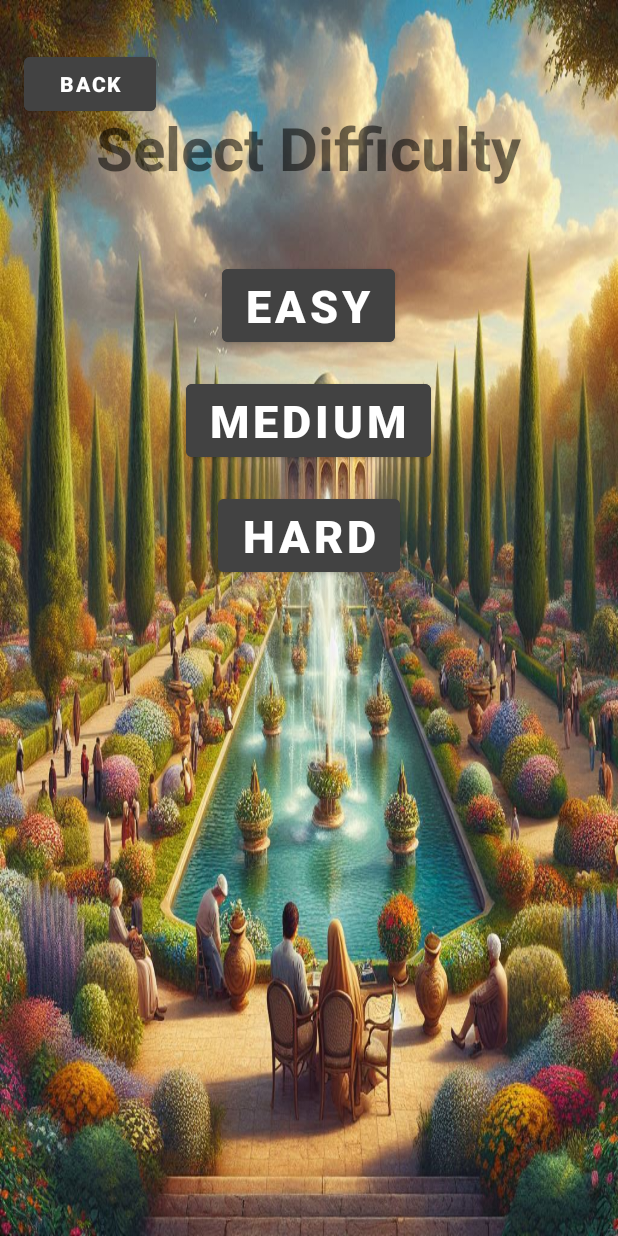
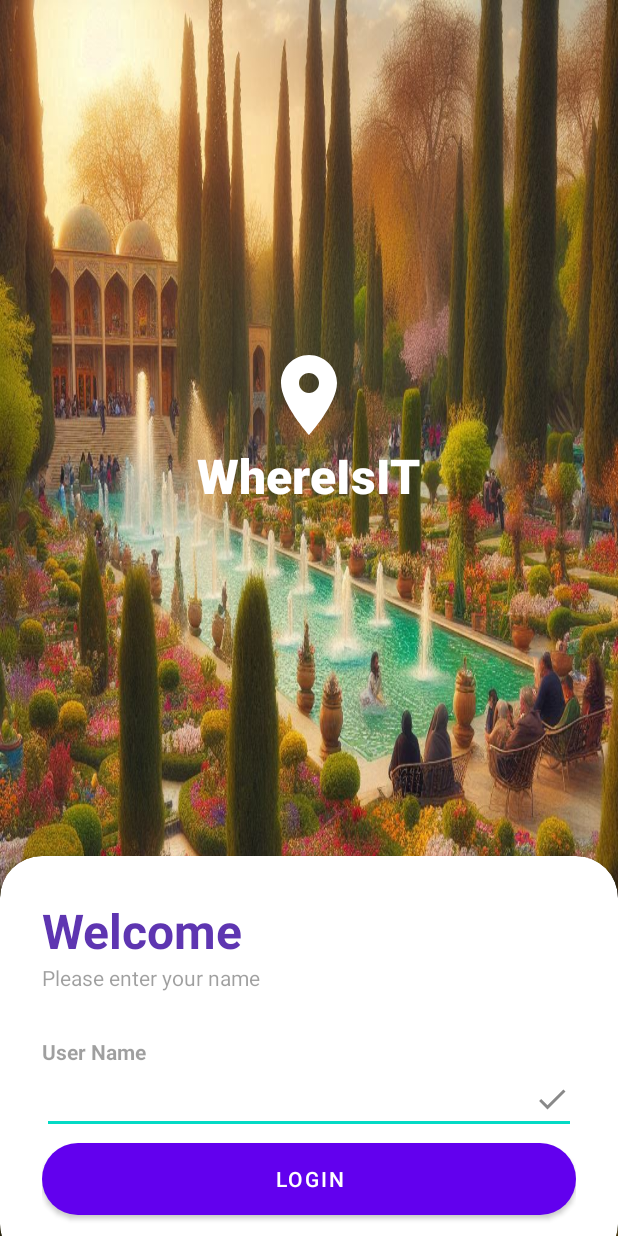
Before and after one commit to seroh27/InjaKojast, an Android app: the screen it shows after launch (DifficultyActivity before the commit, LoginPage after it), on a phone screen of 412 x 824 dp. Run offline under Robolectric (Android 15) with nearby library versions, the phone set to English and light mode, and no system bars.

Commit message:
added database to save users

```diff
--- a/app/src/main/AndroidManifest.xml
+++ b/app/src/main/AndroidManifest.xml
@@ -13,7 +13,7 @@
         android:theme="@style/Theme.WhereIsThis"
         tools:targetApi="31">
         <activity
-            android:name=".DifficultyActivity"
+            android:name=".LoginPage"
             android:exported="true">
             <intent-filter>
                 <action android:name="android.intent.action.MAIN" />
@@ -29,6 +29,10 @@
             android:name=".ShowImageActivity"
             android:exported="true">
         </activity>
+        <activity
+            android:name=".DifficultyActivity"
+            android:exported="true">
+        </activity>
     </application>
 
 </manifest>
--- /dev/null
+++ b/app/src/main/java/com/example/whereisthis/LoginPage.java
@@ -0,0 +1,58 @@
+package com.example.whereisthis;
+
+import android.annotation.SuppressLint;
+import android.app.Activity;
+import android.content.Context;
+import android.content.Intent;
+import android.content.SharedPreferences;
+import android.database.Cursor;
+import android.os.Bundle;
+import android.preference.PreferenceManager;
+import android.view.View;
+import android.widget.Button;
+import android.widget.EditText;
+import android.widget.Toast;
+
+import androidx.annotation.Nullable;
+
+public class LoginPage extends Activity {
+
+    private EditText editTextUsername;
+    private Button buttonLogin;
+    private DatabaseHelper databaseHelper;
+
+    @SuppressLint("MissingInflatedId")
+    @Override
+    protected void onCreate(@Nullable Bundle savedInstanceState) {
+        super.onCreate(savedInstanceState);
+        setContentView(R.layout.login_page);
+
+        editTextUsername = findViewById(R.id.editTextUsername);
+        buttonLogin = findViewById(R.id.buttonLogin);
+        databaseHelper = new DatabaseHelper(this);
+
+        buttonLogin.setOnClickListener(new View.OnClickListener() {
+            @Override
+            public void onClick(View v) {
+                String username = editTextUsername.getText().toString().trim();
+                saveUserName(username);
+                boolean insertedToDb = databaseHelper.addUser(username, 0); // 0 is the initial score
+                if (insertedToDb) {
+                    Toast.makeText(LoginPage.this, "Username saved to database", Toast.LENGTH_SHORT).show();
+                } else {
+                    Toast.makeText(LoginPage.this, "Failed to save username to database", Toast.LENGTH_SHORT).show();
+                }
+                Intent intent = new Intent(LoginPage.this, DifficultyActivity.class);
+                startActivity(intent);
+                finish();
+            }
+        });
+    }
+
+    private void saveUserName(String userName) {
+        SharedPreferences sharedPref = getSharedPreferences("WhereIsThis", Context.MODE_PRIVATE);
+        SharedPreferences.Editor editor = sharedPref.edit();
+        editor.putString("USERNAME", userName);
+        editor.apply();
+    }
+}
--- a/app/src/main/java/com/example/whereisthis/ShowImageActivity.java
+++ b/app/src/main/java/com/example/whereisthis/ShowImageActivity.java
@@ -38,7 +38,7 @@ public class ShowImageActivity extends Activity {
             imageIndex = Integer.parseInt(getImageIndex());
             Log.e("Index",String.valueOf(imageIndex));
         } else {
-            String[] cities = {"tehran", "fars", "isfahan"};
+            String[] cities = {"Tehran", "Fars", "Isfahan"};
             int[] indices = {1,2};
             Random random = new Random();
             cityName = cities[random.nextInt(cities.length)];
--- /dev/null
+++ b/app/src/main/res/drawable/done_icon.xml
@@ -0,0 +1,5 @@
+<vector android:height="24dp" android:tint="#898989"
+    android:viewportHeight="24" android:viewportWidth="24"
+    android:width="24dp" xmlns:android="http://schemas.android.com/apk/res/android">
+    <path android:fillColor="@android:color/white" android:pathData="M9,16.2L4.8,12l-1.4,1.4L9,19 21,7l-1.4,-1.4L9,16.2z"/>
+</vector>
--- /dev/null
+++ b/app/src/main/res/drawable/location_icon.xml
@@ -0,0 +1,5 @@
+<vector android:height="64dp" android:tint="#FFFFFF"
+    android:viewportHeight="24" android:viewportWidth="24"
+    android:width="64dp" xmlns:android="http://schemas.android.com/apk/res/android">
+    <path android:fillColor="@android:color/white" android:pathData="M12,2C8.13,2 5,5.13 5,9c0,5.25 7,13 7,13s7,-7.75 7,-13c0,-3.87 -3.13,-7 -7,-7zM12,11.5c-1.38,0 -2.5,-1.12 -2.5,-2.5s1.12,-2.5 2.5,-2.5 2.5,1.12 2.5,2.5 -1.12,2.5 -2.5,2.5z"/>
+</vector>
--- /dev/null
+++ b/app/src/main/res/drawable/password_icon.xml
@@ -0,0 +1,5 @@
+<vector android:height="24dp" android:tint="#898989"
+    android:viewportHeight="24" android:viewportWidth="24"
+    android:width="24dp" xmlns:android="http://schemas.android.com/apk/res/android">
+    <path android:fillColor="@android:color/white" android:pathData="M12,4.5C7,4.5 2.73,7.61 1,12c1.73,4.39 6,7.5 11,7.5s9.27,-3.11 11,-7.5c-1.73,-4.39 -6,-7.5 -11,-7.5zM12,17c-2.76,0 -5,-2.24 -5,-5s2.24,-5 5,-5 5,2.24 5,5 -2.24,5 -5,5zM12,9c-1.66,0 -3,1.34 -3,3s1.34,3 3,3 3,-1.34 3,-3 -1.34,-3 -3,-3z"/>
+</vector>
--- a/app/src/main/res/layout/activity_select_diff.xml
+++ b/app/src/main/res/layout/activity_select_diff.xml
@@ -2,42 +2,60 @@
 <RelativeLayout xmlns:android="http://schemas.android.com/apk/res/android"
     android:layout_width="match_parent"
     android:layout_height="match_parent"
+    xmlns:app="http://schemas.android.com/apk/res-auto"
     android:background="@drawable/background_2"
     android:padding="16dp">
 
-    <TextView
-        android:id="@+id/titleTextView"
-        android:layout_width="wrap_content"
+
+    <androidx.cardview.widget.CardView
+        android:layout_width="match_parent"
+        android:paddingStart="20dp"
         android:layout_height="wrap_content"
-        android:text="Select Difficulty"
-        android:textSize="40sp"
-        android:textStyle="bold"
-        android:layout_marginTop="55dp"
-        android:layout_centerHorizontal="true"
-        android:layout_marginBottom="32dp" />
+        android:layout_alignParentTop="true"
+        app:cardCornerRadius="28dp"
+        android:padding="70dp"
+        android:layout_centerInParent="true"
+        android:layout_marginTop="60dp"
+        android:layout_marginLeft="70dp"
+        android:layout_marginRight="80dp"
+
+        android:id="@+id/card_view"
+        >
+        <LinearLayout
+            android:layout_width="match_parent"
+            android:layout_height="wrap_content"
+            android:orientation="vertical"
+            android:padding="10dp">
+            <TextView
+                android:id="@+id/titleTextView"
+                android:layout_width="wrap_content"
+                android:layout_height="wrap_content"
+                android:text="Select Difficulty:"
+                android:textSize="15dp"
+                android:textStyle="bold"
+                android:layout_centerHorizontal="true"
+                />
+        </LinearLayout>
+    </androidx.cardview.widget.CardView>
 
     <com.google.android.material.button.MaterialButton
         android:id="@+id/easyButton"
         android:layout_width="wrap_content"
         android:layout_height="wrap_content"
         android:text="Easy"
+        app:cornerRadius="28dp"
         android:textColor="@android:color/white"
         android:textStyle="bold"
-        android:backgroundTint="@color/cardview_dark_background"
-        android:layout_below="@id/titleTextView"
+        android:layout_below="@id/card_view"
         android:layout_marginTop="16dp"
         android:textSize="30dp"
         android:layout_centerHorizontal="true" />
     <com.google.android.material.button.MaterialButton
         android:id="@+id/back"
         android:layout_width="wrap_content"
-        android:layout_height="wrap_content"
-        android:layout_marginTop="16dp"
-        android:layout_marginBottom="30dp"
-        android:backgroundTint="@color/cardview_dark_background"
-        android:text="back"
-        android:textColor="@android:color/white"
-        android:textStyle="bold" />
+        android:layout_height="60dp"
+        android:text="Back"
+        app:cornerRadius="32dp"/>
 
     <com.google.android.material.button.MaterialButton
         android:id="@+id/mediumButton"
@@ -45,9 +63,9 @@
         android:layout_height="wrap_content"
         android:text="Medium"
         android:textSize="30dp"
+        app:cornerRadius="28dp"
         android:textColor="@android:color/white"
         android:textStyle="bold"
-        android:backgroundTint="@color/cardview_dark_background"
         android:layout_below="@id/easyButton"
         android:layout_marginTop="16dp"
         android:layout_centerHorizontal="true" />
@@ -60,7 +78,7 @@
         android:textColor="@android:color/white"
         android:textStyle="bold"
         android:textSize="30dp"
-        android:backgroundTint="@color/cardview_dark_background"
+        app:cornerRadius="28dp"
         android:layout_below="@id/mediumButton"
         android:layout_marginTop="16dp"
         android:layout_centerHorizontal="true" />
--- /dev/null
+++ b/app/src/main/res/layout/login_page.xml
@@ -0,0 +1,94 @@
+<?xml version="1.0" encoding="utf-8"?>
+<RelativeLayout xmlns:android="http://schemas.android.com/apk/res/android"
+    xmlns:app="http://schemas.android.com/apk/res-auto"
+    android:layout_width="match_parent"
+    android:layout_height="match_parent"
+    android:background="@drawable/background_4"
+    >
+
+
+
+    <LinearLayout
+        android:layout_width="match_parent"
+        android:layout_height="match_parent"
+        android:orientation="vertical"
+        android:gravity="center"
+        android:layout_above="@id/card_view"
+        android:padding="28dp">
+
+        <ImageView
+            android:layout_width="wrap_content"
+            android:layout_height="wrap_content"
+            android:src="@drawable/location_icon"/>
+
+        <TextView
+            android:layout_width="wrap_content"
+            android:layout_height="wrap_content"
+            android:text="WhereIsIT"
+            android:textStyle="bold"
+            android:fontFamily="sans-serif-medium"
+            android:textSize="32sp"
+            android:textColor="@color/white"/>
+
+
+    </LinearLayout>
+
+    <androidx.cardview.widget.CardView
+        android:layout_width="match_parent"
+        android:layout_height="wrap_content"
+        android:layout_alignParentBottom="true"
+        app:cardCornerRadius="28dp"
+        android:layout_marginBottom="-20dp"
+        android:id="@+id/card_view"
+        >
+
+        <LinearLayout
+            android:layout_width="match_parent"
+            android:layout_height="wrap_content"
+            android:orientation="vertical"
+            android:padding="28dp">
+            <TextView
+                android:layout_width="wrap_content"
+                android:layout_height="wrap_content"
+                android:text="Welcome"
+                android:textColor="@color/my_primary"
+                android:textSize="32sp"
+                android:textStyle="bold"/>
+
+            <TextView
+                android:layout_width="wrap_content"
+                android:layout_height="wrap_content"
+                android:text="Please enter your name"
+                android:alpha="0.7"/>
+
+            <View
+                android:layout_width="wrap_content"
+                android:layout_height="30dp"/>
+            <TextView
+                android:layout_width="wrap_content"
+                android:layout_height="wrap_content"
+                android:text="User Name"
+                android:alpha="0.7"
+                android:textStyle="bold"/>
+            <EditText
+                android:id="@+id/editTextUsername"
+                android:layout_width="match_parent"
+                android:layout_height="wrap_content"
+                android:inputType="textEmailAddress"
+                android:drawableEnd="@drawable/done_icon"/>
+
+            <com.google.android.material.button.MaterialButton
+                android:id="@+id/buttonLogin"
+                android:layout_width="match_parent"
+                android:layout_height="60dp"
+                android:text="Login"
+                app:cornerRadius="32dp"/>
+
+            </LinearLayout>
+
+
+        </androidx.cardview.widget.CardView>
+
+
+
+</RelativeLayout>
--- a/app/src/main/res/values/colors.xml
+++ b/app/src/main/res/values/colors.xml
@@ -12,4 +12,6 @@
     <color name="background_color_50">#B3FFFFFF</color>
     <color name="text_color_header">#323232</color>
     <color name="text_color_description">#616161</color>
+    <color name="my_primary">#5E35B1</color>
+    <color name="my_secondary">#673AB7</color>
 </resources>
```
Also changed, not shown: app/src/main/java/com/example/whereisthis/DatabaseHelper.java (added, +62 -0 lines), app/src/main/java/com/example/whereisthis/MapActivity.java (+22 -8 lines), app/src/main/res/layout/activity_image_shown.xml (+49 -20 lines), app/src/main/res/layout/activity_map.xml (+13 -13 lines), app/src/main/res/drawable/background_4.jpg (added), app/src/main/res/drawable/bg.png (added), app/src/main/res/drawable/facebook.png (added), app/src/main/res/drawable/github.png (added), app/src/main/res/drawable/twitter.png (added), 1 other file.
